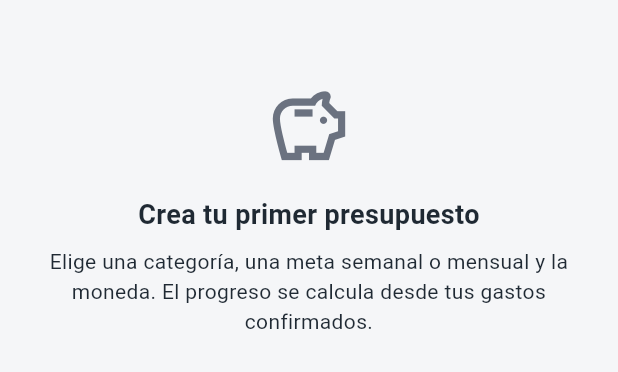
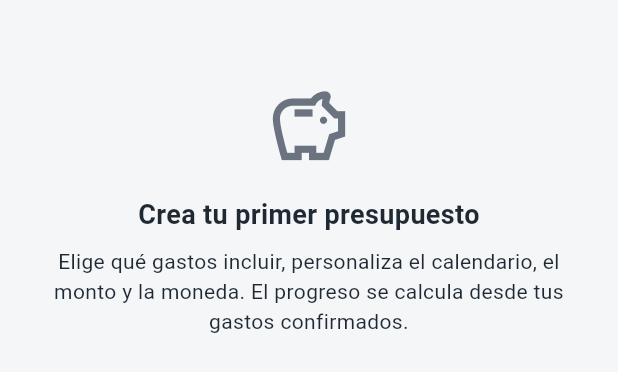
Before and after one commit to Maicol2363/finance-ai-frontend, a Flutter app: the _EmptyBudgets widget shown alone on an empty page, opened directly, on a phone screen of 412 x 824 dp. Shown: the top 372 px of the screen. Run offline on Flutter 3.47's test engine with Material 3 defaults, Android fonts, the phone set to English and light mode, and no system bars; our stand-ins replace flutter_riverpod, flutter_secure_storage, go_router, shared_preferences; accounts and stored records are empty.

Commit message:
fix(HG-016): describe personalized budget options

```diff
--- a/lib/features/budgets/presentation/budget_dashboard_section.dart
+++ b/lib/features/budgets/presentation/budget_dashboard_section.dart
@@ -75,7 +75,7 @@ class BudgetDashboardSection extends StatelessWidget {
                 ),
                 SizedBox(height: 4),
                 Text(
-                  'Crea una meta semanal o mensual para una categoría.',
+                  'Crea una meta con el alcance y calendario que prefieras.',
                   textAlign: TextAlign.center,
                 ),
               ],
--- a/lib/features/budgets/presentation/budget_form_screen.dart
+++ b/lib/features/budgets/presentation/budget_form_screen.dart
@@ -88,7 +88,7 @@ class _BudgetFormScreenState extends ConsumerState<BudgetFormScreen> {
                 title: widget.isEditing
                     ? 'Editar presupuesto'
                     : 'Nuevo presupuesto',
-                subtitle: 'Categoría, periodo, monto y moneda',
+                subtitle: 'Alcance, calendario, monto y moneda',
                 leading: HeaderIconButton(
                   icon: Icons.arrow_back,
                   tooltip: 'Volver a presupuestos',
--- a/lib/features/budgets/presentation/budgets_screen.dart
+++ b/lib/features/budgets/presentation/budgets_screen.dart
@@ -36,7 +36,7 @@ class _BudgetsScreenState extends ConsumerState<BudgetsScreen> {
           children: [
             AppHeader(
               title: 'Presupuestos',
-              subtitle: 'Metas semanales y mensuales',
+              subtitle: 'Metas flexibles y personalizadas',
               leading: HeaderIconButton(
                 icon: Icons.arrow_back,
                 tooltip: 'Volver al dashboard',
@@ -132,7 +132,7 @@ class _EmptyBudgets extends StatelessWidget {
         ),
         SizedBox(height: 8),
         Text(
-          'Elige una categoría, una meta semanal o mensual y la moneda. El progreso se calcula desde tus gastos confirmados.',
+          'Elige qué gastos incluir, personaliza el calendario, el monto y la moneda. El progreso se calcula desde tus gastos confirmados.',
           textAlign: TextAlign.center,
         ),
       ],
```
Also changed, not shown: 1 other file.
